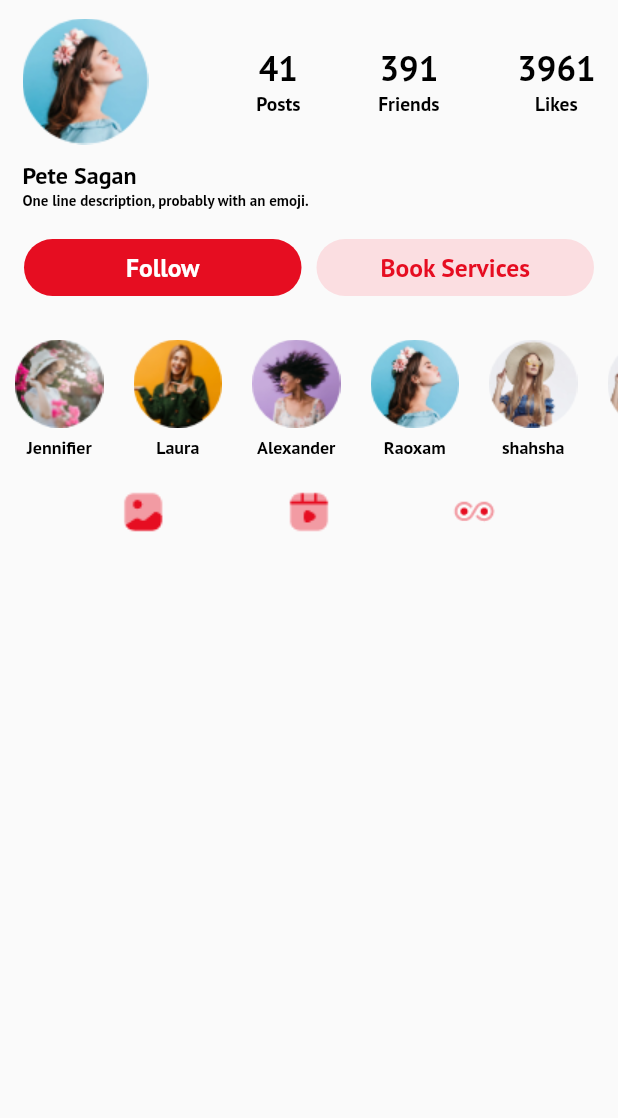
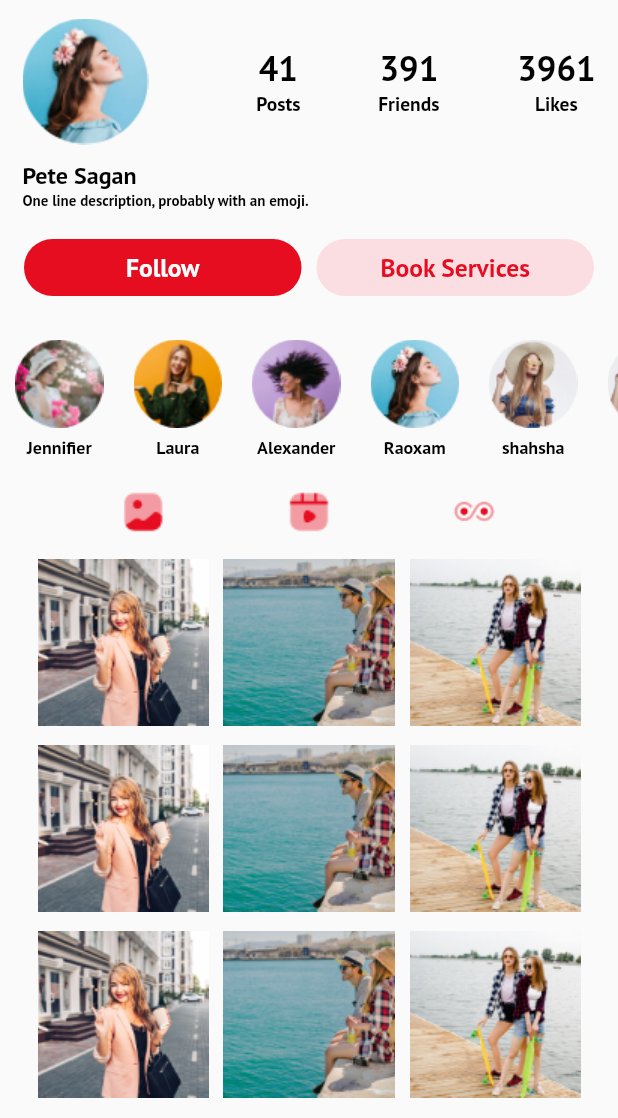
Before and after one commit to usama62/myStyle, a Flutter app: the Profile screen opened directly, on a phone screen of 412 x 824 dp, the part 118-1236 px from its top. Run offline on Flutter 3.47's test engine with Material 2 defaults, Android fonts, the phone set to English and light mode, and no system bars; our stand-ins replace easy_localization, flutter_spinkit, localstorage, pinput; missing offline and left inert: insta_like_button.

Commit message:
home and profile screens completed

```diff
--- a/lib/about_us.dart
+++ b/lib/about_us.dart
@@ -2,7 +2,6 @@ import 'package:flutter/material.dart';
 import 'package:my_style/profile.dart';
 import 'entry_option.dart';
 import 'package:easy_localization/easy_localization.dart';
-
 import 'home.dart';
 
 class Aboutus extends StatefulWidget {
--- a/lib/profile.dart
+++ b/lib/profile.dart
@@ -1,6 +1,17 @@
 import 'package:flutter/material.dart';
-import 'package:insta_like_button/insta_like_button.dart';
 import 'package:my_style/home.dart';
+
+List _images = [
+  'assets/images/1.png',
+  'assets/images/2.png',
+  'assets/images/3.png',
+  'assets/images/4.png',
+  'assets/images/5.png',
+  'assets/images/6.png',
+  'assets/images/7.png',
+  'assets/images/8.png',
+  'assets/images/9.png',
+];
 
 class Profile extends StatefulWidget {
   const Profile({
@@ -16,6 +27,8 @@ class _ProfileState extends State<Profile> {
   Widget build(BuildContext context) {
     return Scaffold(
       body: SingleChildScrollView(
+        child: SizedBox(
+          height: 1000, // Some height
           child: Column(
             crossAxisAlignment: CrossAxisAlignment.start,
             children: [
@@ -47,7 +60,8 @@ class _ProfileState extends State<Profile> {
                 ),
               ),
               Padding(
-              padding: const EdgeInsets.symmetric(vertical: 10, horizontal: 15),
+                padding:
+                    const EdgeInsets.symmetric(vertical: 10, horizontal: 15),
                 child: Row(
                   mainAxisAlignment: MainAxisAlignment.start,
                   children: [
@@ -307,15 +321,32 @@ class _ProfileState extends State<Profile> {
                       InkWell(
                         onTap: () {},
                         child: Ink.image(
-                        image: const AssetImage("assets/images/unlimited.png"),
+                          image:
+                              const AssetImage("assets/images/unlimited.png"),
                           height: 30,
                           width: 30,
                           fit: BoxFit.cover,
                         ),
                       ),
                     ],
+                  )),
+              Expanded(
+                  child: Container(
+                padding: const EdgeInsets.symmetric(
+                  horizontal: 20,
+                ),
+                child: GridView.builder(
+                  itemCount: _images.length,
+                  gridDelegate: const SliverGridDelegateWithFixedCrossAxisCount(
+                    crossAxisCount: 3,
+                  ),
+                  itemBuilder: (BuildContext context, int index) {
+                    return Image.asset(_images[index]);
+                  },
+                ),
               ))
             ],
+          ),
         ),
       ),
     );
```
Also changed, not shown: lib/forgot_pass.dart (+3 -7 lines), lib/home.dart (+20 -1 lines), pubspec.yaml (+9 -0 lines), assets/images/1.png (added), assets/images/2.png (added), assets/images/3.png (added), assets/images/4.png (added), assets/images/5.png (added), assets/images/6.png (added), assets/images/7.png (added), assets/images/8.png (added), assets/images/9.png (added). Lines whose indentation alone changed are shown as unchanged.
